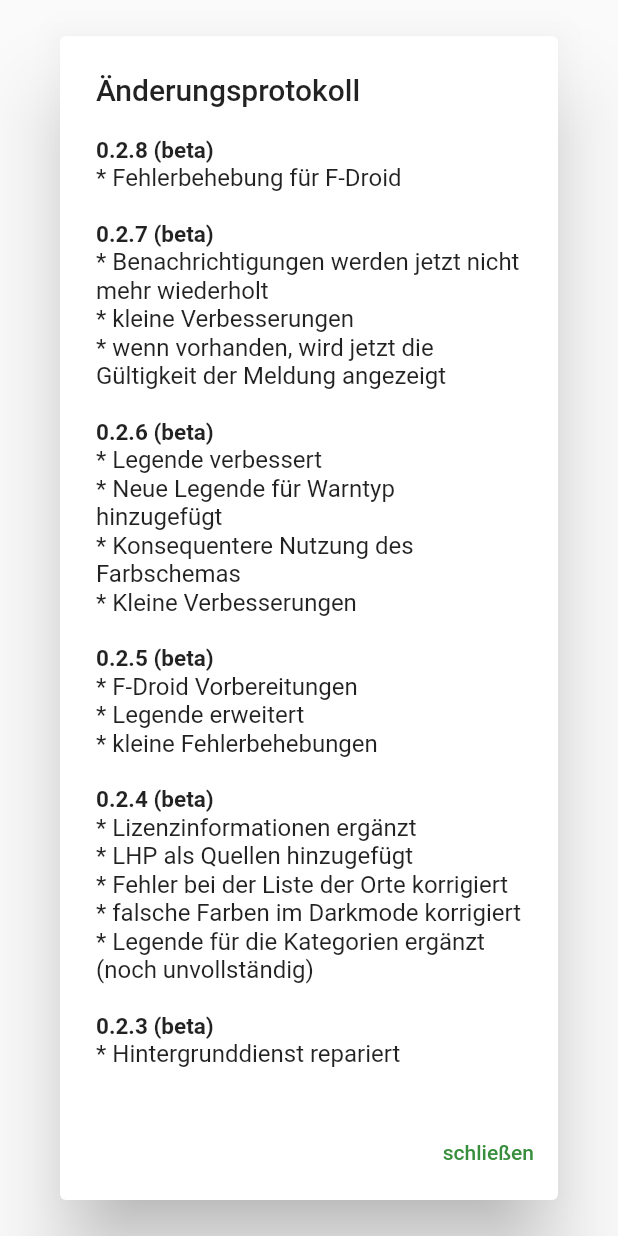
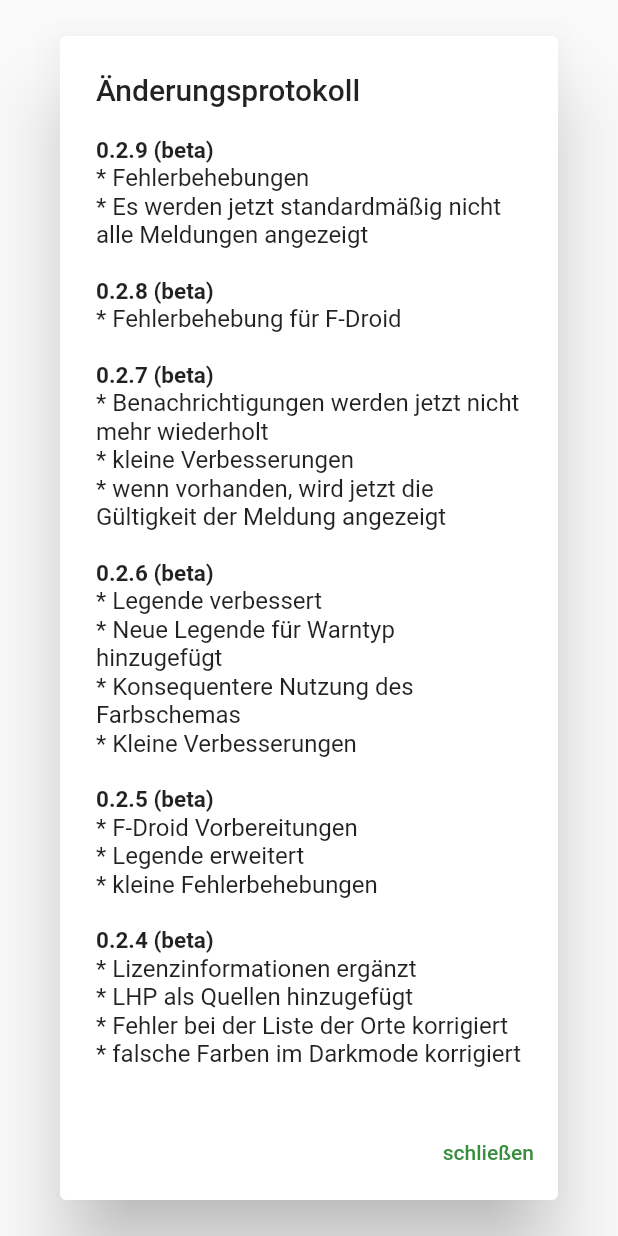
Before and after one commit to nucleus-ffm/foss_warn, a Flutter app: the ChangeLogDialog widget shown alone on an empty page, opened directly, on a phone screen of 412 x 824 dp. Run offline on Flutter 3.47's test engine with Material 2 defaults, Android fonts, the phone set to English and light mode, and no system bars; our stand-ins replace flutter_local_notifications, rxdart, share_plus, shared_preferences; missing offline and left inert: app_settings, workmanager; accounts and stored records are empty.

Commit message:
add changes for 0.2.9

```diff
--- a/lib/widgets/dialogs/ChangeLogDialog.dart
+++ b/lib/widgets/dialogs/ChangeLogDialog.dart
@@ -13,6 +13,12 @@ class ChangeLogDialog extends StatelessWidget {
             crossAxisAlignment: CrossAxisAlignment.start,
             mainAxisSize: MainAxisSize.min,
             children: [
+              Text(
+                "0.2.9 (beta)",
+                style: TextStyle(fontSize: 15, fontWeight: FontWeight.bold),
+              ),
+              Text("* Fehlerbehebungen \n"
+                  "* Es werden jetzt standardmäßig nicht alle Meldungen angezeigt \n"),
               Text(
                 "0.2.8 (beta)",
                 style: TextStyle(fontSize: 15, fontWeight: FontWeight.bold),
```
